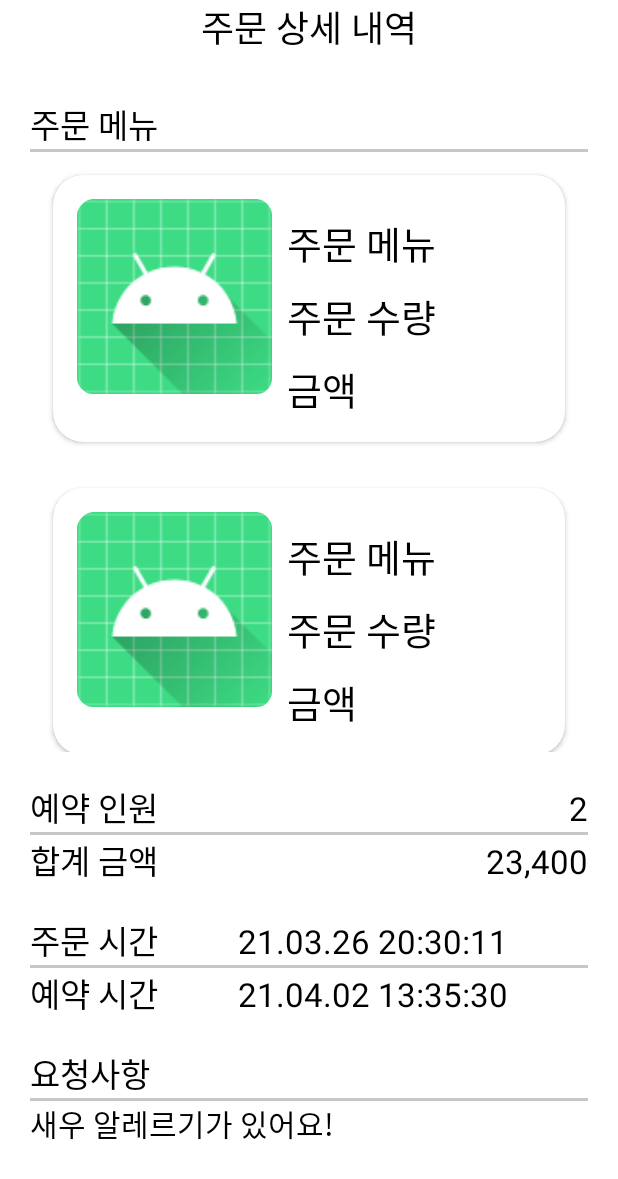
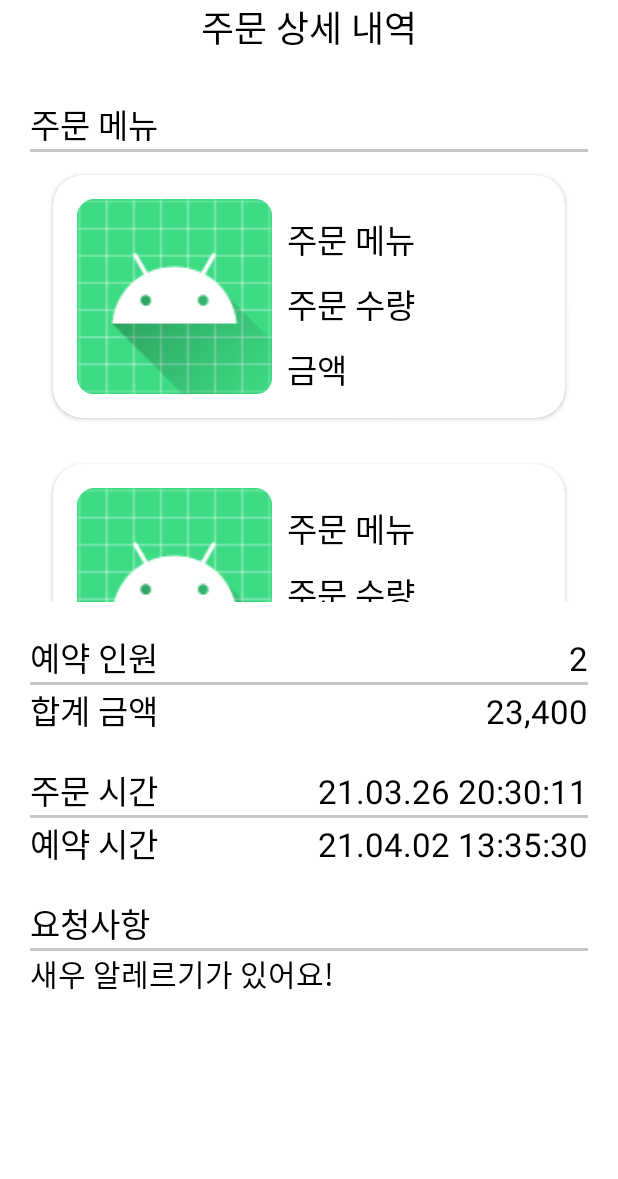
Before and after one commit to whdnjsdyd111/capstone_hotpleGO_App, an Android app: the layout order_management.xml on its own in the app's theme, with its tools: preview values and no code run, on a phone screen of 412 x 824 dp. Shown: the top 1179 px of the screen. Run offline under Robolectric (Android 15) with nearby library versions, the phone set to English and light mode, and no system bars.

Commit message:
주문내역 클릭 시 주문 상세 내역으로 이동 추가 / 주문 상세 내역의 아이템 텍스트 사이즈 수정

```diff
--- a/app/src/main/AndroidManifest.xml
+++ b/app/src/main/AndroidManifest.xml
@@ -20,6 +20,8 @@
 
         <activity android:name=".Order_list"
             android:parentActivityName=".MainActivity" />
+        <activity android:name=".Order_Management_details"
+            android:parentActivityName=".Order_list"/>
 
     </application>
 
--- a/app/src/main/res/layout/order_management.xml
+++ b/app/src/main/res/layout/order_management.xml
@@ -1,10 +1,10 @@
 <?xml version="1.0" encoding="utf-8"?>
 <LinearLayout xmlns:android="http://schemas.android.com/apk/res/android"
-    xmlns:app="http://schemas.android.com/apk/res-auto"
     xmlns:tools="http://schemas.android.com/tools"
     android:layout_width="match_parent"
     android:layout_height="match_parent"
-    android:orientation="vertical">
+    android:orientation="vertical"
+    android:scrollbars="vertical">
 
     <TextView
     android:id="@+id/textView28"
@@ -15,10 +15,14 @@
     android:textColor="@color/black"
     android:textSize="24sp" />
 
+    <ScrollView
+        android:layout_width="match_parent"
+        android:layout_height="match_parent"
+        android:layout_marginTop="10dp">
+
         <LinearLayout
             android:layout_width="match_parent"
             android:layout_height="match_parent"
-        android:layout_marginTop="10dp"
             android:orientation="vertical"
             android:padding="20dp">
 
@@ -39,7 +43,7 @@
             <androidx.recyclerview.widget.RecyclerView
                 android:id="@+id/details_list"
                 android:layout_width="match_parent"
-            android:layout_height="400dp"
+                android:layout_height="300dp"
                 android:layout_marginBottom="20dp"
                 tools:listitem="@layout/order_management_item" />
 
@@ -133,7 +137,8 @@
                         android:layout_weight="1"
                         android:text="21.03.26 20:30:11"
                         android:textColor="@color/black"
-                    android:textSize="22sp" />
+                        android:textSize="22sp"
+                        android:gravity="right"/>
                 </LinearLayout>
 
                 <View
@@ -163,7 +168,8 @@
                         android:layout_weight="1"
                         android:text="21.04.02 13:35:30"
                         android:textColor="@color/black"
-                    android:textSize="22sp" />
+                        android:textSize="22sp"
+                        android:gravity="right"/>
                 </LinearLayout>
             </LinearLayout>
 
@@ -191,4 +197,6 @@
                 android:textSize="20sp" />
 
         </LinearLayout>
+    </ScrollView>
+
 </LinearLayout>
--- a/app/src/main/res/layout/order_management_item.xml
+++ b/app/src/main/res/layout/order_management_item.xml
@@ -2,14 +2,10 @@
 <androidx.cardview.widget.CardView
     xmlns:android="http://schemas.android.com/apk/res/android"
     xmlns:app="http://schemas.android.com/apk/res-auto"
-    xmlns:tools="http://schemas.android.com/tools"
     android:layout_width="match_parent"
     android:layout_height="wrap_content"
     android:layout_margin="15dp"
     android:padding="15dp"
-    android:foreground="?android:attr/selectableItemBackground"
-    android:focusable="true"
-    android:clickable="true"
     app:cardCornerRadius="20dp">
 
     <RelativeLayout
@@ -34,7 +30,7 @@
             android:layout_toRightOf="@id/order_manage_menu_img"
             android:text="주문 메뉴"
             android:textColor="@color/black"
-            android:textSize="25sp" />
+            android:textSize="22sp" />
 
         <TextView
             android:id="@+id/order_manage_menu_num"
@@ -47,7 +43,7 @@
             android:layout_toRightOf="@id/order_manage_menu_img"
             android:text="주문 수량"
             android:textColor="@color/black"
-            android:textSize="25sp" />
+            android:textSize="22sp" />
 
         <TextView
             android:id="@+id/order_manage_menu_pay"
@@ -60,7 +56,7 @@
             android:layout_toRightOf="@id/order_manage_menu_img"
             android:text="금액"
             android:textColor="@color/black"
-            android:textSize="25sp" />
+            android:textSize="22sp" />
 
     </RelativeLayout>
 
```
Also changed, not shown: app/src/main/java/com/example/hotplego/Order_Management_details_Adapter.java (line endings or trailing spaces), app/src/main/java/com/example/hotplego/Order_Management_details_Data.java (line endings or trailing spaces), app/src/main/java/com/example/hotplego/Order_details_Com_Adapter.java (line endings or trailing spaces), app/src/main/java/com/example/hotplego/Order_details_Com_Data.java (line endings or trailing spaces). Lines whose indentation alone changed are shown as unchanged.
